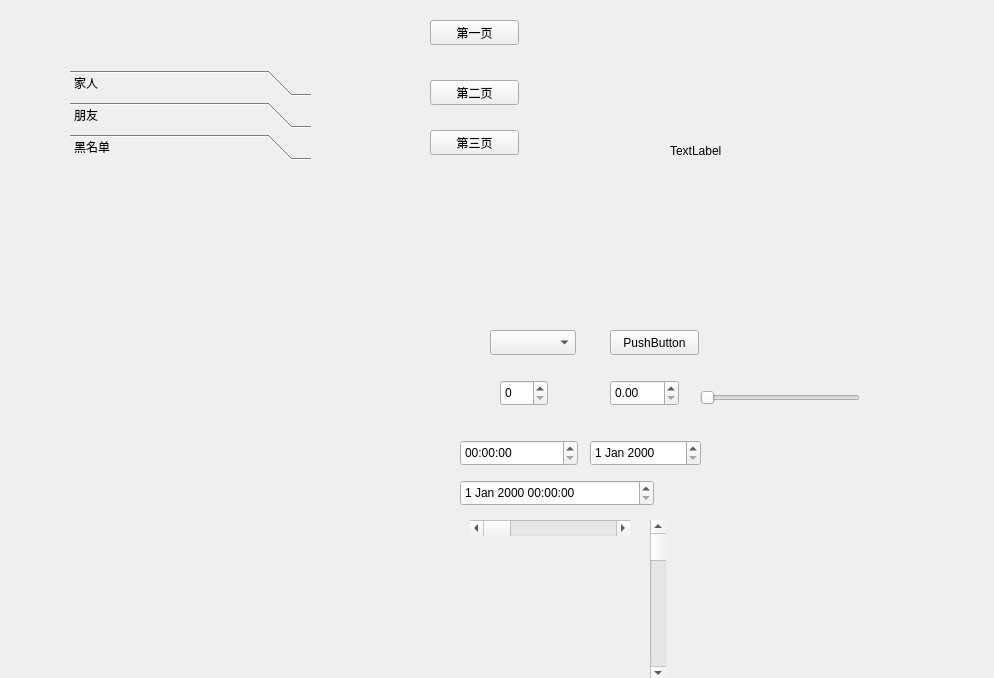
LiZhangxun/Expanded-language-knowledge, file QT_Application1/10_OtherControl/widget.ui: the form before one commit.
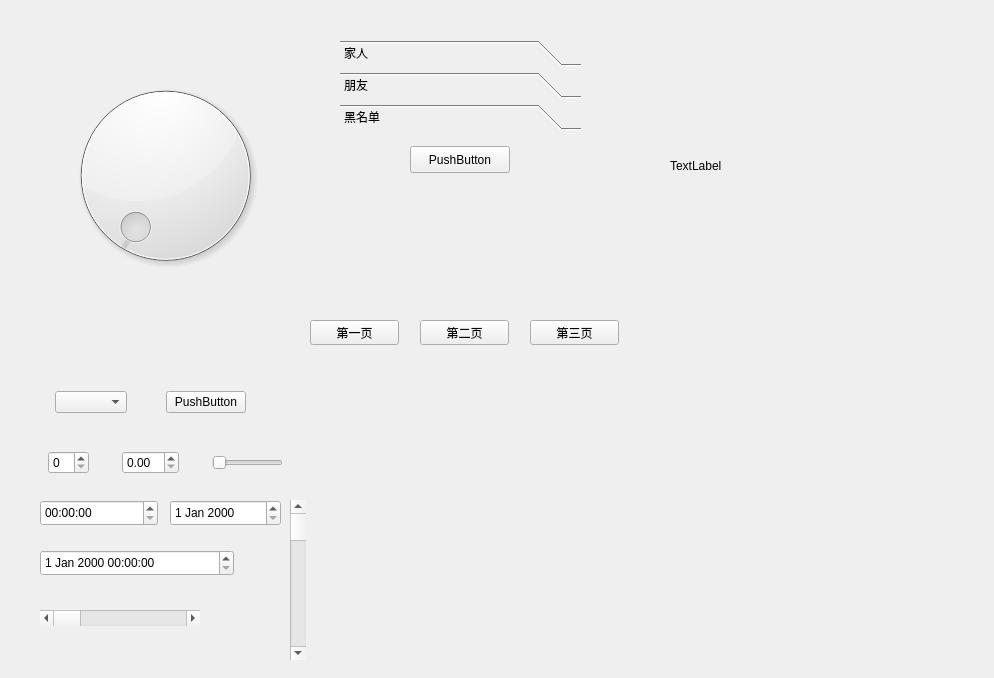
The form after the commit. The open tabs and pages were chosen to show the change. Icons and pictures are not drawn.

```diff
--- a/QT_Application1/10_OtherControl/widget.ui
+++ b/QT_Application1/10_OtherControl/widget.ui
@@ -16,10 +16,10 @@
   <widget class="QStackedWidget" name="stackedWidget">
    <property name="geometry">
     <rect>
-     <x>20</x>
-     <y>30</y>
-     <width>391</width>
-     <height>401</height>
+     <x>290</x>
+     <y>0</y>
+     <width>341</width>
+     <height>321</height>
     </rect>
    </property>
    <property name="currentIndex">
@@ -180,10 +180,31 @@
        </property>
       </widget>
      </widget>
-     <widget class="QWidget" name="page_5">
+     <widget class="QWidget" name="widget">
+      <property name="geometry">
+       <rect>
+        <x>0</x>
+        <y>0</y>
+        <width>241</width>
+        <height>71</height>
+       </rect>
+      </property>
       <attribute name="label">
        <string>黑名单</string>
       </attribute>
+      <widget class="QPushButton" name="pushButton_11">
+       <property name="geometry">
+        <rect>
+         <x>70</x>
+         <y>10</y>
+         <width>100</width>
+         <height>27</height>
+        </rect>
+       </property>
+       <property name="text">
+        <string>PushButton</string>
+       </property>
+      </widget>
      </widget>
     </widget>
    </widget>
@@ -221,8 +242,8 @@
   <widget class="QPushButton" name="btn1">
    <property name="geometry">
     <rect>
-     <x>430</x>
-     <y>20</y>
+     <x>310</x>
+     <y>320</y>
      <width>89</width>
      <height>25</height>
     </rect>
@@ -238,8 +259,8 @@
   <widget class="QPushButton" name="btn2">
    <property name="geometry">
     <rect>
-     <x>430</x>
-     <y>80</y>
+     <x>420</x>
+     <y>320</y>
      <width>89</width>
      <height>25</height>
     </rect>
@@ -251,8 +272,8 @@
   <widget class="QPushButton" name="btn3">
    <property name="geometry">
     <rect>
-     <x>430</x>
-     <y>130</y>
+     <x>530</x>
+     <y>320</y>
      <width>89</width>
      <height>25</height>
     </rect>
@@ -261,54 +282,11 @@
     <string>第三页</string>
    </property>
   </widget>
-  <widget class="QComboBox" name="comboBox">
-   <property name="geometry">
-    <rect>
-     <x>490</x>
-     <y>330</y>
-     <width>86</width>
-     <height>25</height>
-    </rect>
-   </property>
-  </widget>
-  <widget class="QPushButton" name="select">
-   <property name="geometry">
-    <rect>
-     <x>610</x>
-     <y>330</y>
-     <width>89</width>
-     <height>25</height>
-    </rect>
-   </property>
-   <property name="text">
-    <string>PushButton</string>
-   </property>
-  </widget>
-  <widget class="QSpinBox" name="spinBox">
-   <property name="geometry">
-    <rect>
-     <x>500</x>
-     <y>380</y>
-     <width>48</width>
-     <height>26</height>
-    </rect>
-   </property>
-  </widget>
-  <widget class="QDoubleSpinBox" name="doubleSpinBox">
-   <property name="geometry">
-    <rect>
-     <x>610</x>
-     <y>380</y>
-     <width>69</width>
-     <height>26</height>
-    </rect>
-   </property>
-  </widget>
   <widget class="QTimeEdit" name="timeEdit">
    <property name="geometry">
     <rect>
-     <x>460</x>
-     <y>440</y>
+     <x>40</x>
+     <y>500</y>
      <width>118</width>
      <height>26</height>
     </rect>
@@ -317,8 +295,8 @@
   <widget class="QDateEdit" name="dateEdit">
    <property name="geometry">
     <rect>
-     <x>590</x>
-     <y>440</y>
+     <x>170</x>
+     <y>500</y>
      <width>111</width>
      <height>26</height>
     </rect>
@@ -327,8 +305,8 @@
   <widget class="QDateTimeEdit" name="dateTimeEdit">
    <property name="geometry">
     <rect>
-     <x>460</x>
-     <y>480</y>
+     <x>40</x>
+     <y>550</y>
      <width>194</width>
      <height>26</height>
     </rect>
@@ -337,8 +315,8 @@
   <widget class="QScrollBar" name="horizontalScrollBar">
    <property name="geometry">
     <rect>
-     <x>470</x>
-     <y>520</y>
+     <x>40</x>
+     <y>610</y>
      <width>160</width>
      <height>16</height>
     </rect>
@@ -350,8 +328,8 @@
   <widget class="QScrollBar" name="verticalScrollBar">
    <property name="geometry">
     <rect>
-     <x>650</x>
-     <y>520</y>
+     <x>290</x>
+     <y>500</y>
      <width>16</width>
      <height>160</height>
     </rect>
@@ -360,26 +338,13 @@
     <enum>Qt::Vertical</enum>
    </property>
   </widget>
-  <widget class="QSlider" name="horizontalSlider">
-   <property name="geometry">
-    <rect>
-     <x>700</x>
-     <y>390</y>
-     <width>160</width>
-     <height>16</height>
-    </rect>
-   </property>
-   <property name="orientation">
-    <enum>Qt::Horizontal</enum>
-   </property>
-  </widget>
   <widget class="QLabel" name="label">
    <property name="geometry">
     <rect>
-     <x>80</x>
-     <y>430</y>
-     <width>251</width>
-     <height>151</height>
+     <x>690</x>
+     <y>370</y>
+     <width>261</width>
+     <height>291</height>
     </rect>
    </property>
    <property name="text">
@@ -393,15 +358,179 @@
    <property name="geometry">
     <rect>
      <x>670</x>
-     <y>60</y>
-     <width>221</width>
-     <height>181</height>
+     <y>10</y>
+     <width>321</width>
+     <height>311</height>
     </rect>
    </property>
    <property name="text">
     <string>TextLabel</string>
    </property>
   </widget>
+  <widget class="QWidget" name="widget" native="true">
+   <property name="geometry">
+    <rect>
+     <x>10</x>
+     <y>440</y>
+     <width>311</width>
+     <height>46</height>
+    </rect>
+   </property>
+   <layout class="QHBoxLayout" name="horizontalLayout">
+    <item>
+     <spacer name="horizontalSpacer_3">
+      <property name="orientation">
+       <enum>Qt::Horizontal</enum>
+      </property>
+      <property name="sizeHint" stdset="0">
+       <size>
+        <width>40</width>
+        <height>20</height>
+       </size>
+      </property>
+     </spacer>
+    </item>
+    <item>
+     <widget class="QSpinBox" name="spinBox"/>
+    </item>
+    <item>
+     <spacer name="horizontalSpacer">
+      <property name="orientation">
+       <enum>Qt::Horizontal</enum>
+      </property>
+      <property name="sizeHint" stdset="0">
+       <size>
+        <width>40</width>
+        <height>20</height>
+       </size>
+      </property>
+     </spacer>
+    </item>
+    <item>
+     <widget class="QDoubleSpinBox" name="doubleSpinBox"/>
+    </item>
+    <item>
+     <spacer name="horizontalSpacer_2">
+      <property name="orientation">
+       <enum>Qt::Horizontal</enum>
+      </property>
+      <property name="sizeHint" stdset="0">
+       <size>
+        <width>40</width>
+        <height>20</height>
+       </size>
+      </property>
+     </spacer>
+    </item>
+    <item>
+     <widget class="QSlider" name="horizontalSlider">
+      <property name="orientation">
+       <enum>Qt::Horizontal</enum>
+      </property>
+     </widget>
+    </item>
+    <item>
+     <spacer name="horizontalSpacer_4">
+      <property name="orientation">
+       <enum>Qt::Horizontal</enum>
+      </property>
+      <property name="sizeHint" stdset="0">
+       <size>
+        <width>40</width>
+        <height>20</height>
+       </size>
+      </property>
+     </spacer>
+    </item>
+   </layout>
+  </widget>
+  <widget class="QWidget" name="widget_2" native="true">
+   <property name="geometry">
+    <rect>
+     <x>10</x>
+     <y>380</y>
+     <width>281</width>
+     <height>45</height>
+    </rect>
+   </property>
+   <layout class="QHBoxLayout" name="horizontalLayout_2">
+    <item>
+     <spacer name="horizontalSpacer_6">
+      <property name="orientation">
+       <enum>Qt::Horizontal</enum>
+      </property>
+      <property name="sizeHint" stdset="0">
+       <size>
+        <width>40</width>
+        <height>20</height>
+       </size>
+      </property>
+     </spacer>
+    </item>
+    <item>
+     <widget class="QComboBox" name="comboBox"/>
+    </item>
+    <item>
+     <spacer name="horizontalSpacer_5">
+      <property name="orientation">
+       <enum>Qt::Horizontal</enum>
+      </property>
+      <property name="sizeHint" stdset="0">
+       <size>
+        <width>40</width>
+        <height>20</height>
+       </size>
+      </property>
+     </spacer>
+    </item>
+    <item>
+     <widget class="QPushButton" name="select">
+      <property name="text">
+       <string>PushButton</string>
+      </property>
+     </widget>
+    </item>
+    <item>
+     <spacer name="horizontalSpacer_7">
+      <property name="orientation">
+       <enum>Qt::Horizontal</enum>
+      </property>
+      <property name="sizeHint" stdset="0">
+       <size>
+        <width>40</width>
+        <height>20</height>
+       </size>
+      </property>
+     </spacer>
+    </item>
+   </layout>
+  </widget>
+  <widget class="QLabel" name="label_2">
+   <property name="geometry">
+    <rect>
+     <x>380</x>
+     <y>380</y>
+     <width>281</width>
+     <height>281</height>
+    </rect>
+   </property>
+   <property name="text">
+    <string/>
+   </property>
+   <property name="pixmap">
+    <pixmap resource="res.qrc">:/Image/Luffy.png</pixmap>
+   </property>
+  </widget>
+  <widget class="QDial" name="dial">
+   <property name="geometry">
+    <rect>
+     <x>60</x>
+     <y>40</y>
+     <width>211</width>
+     <height>271</height>
+    </rect>
+   </property>
+  </widget>
  </widget>
  <layoutdefault spacing="6" margin="11"/>
  <resources>
```
Left out of the diff: 23 changed lines with no effect on the pictures.
